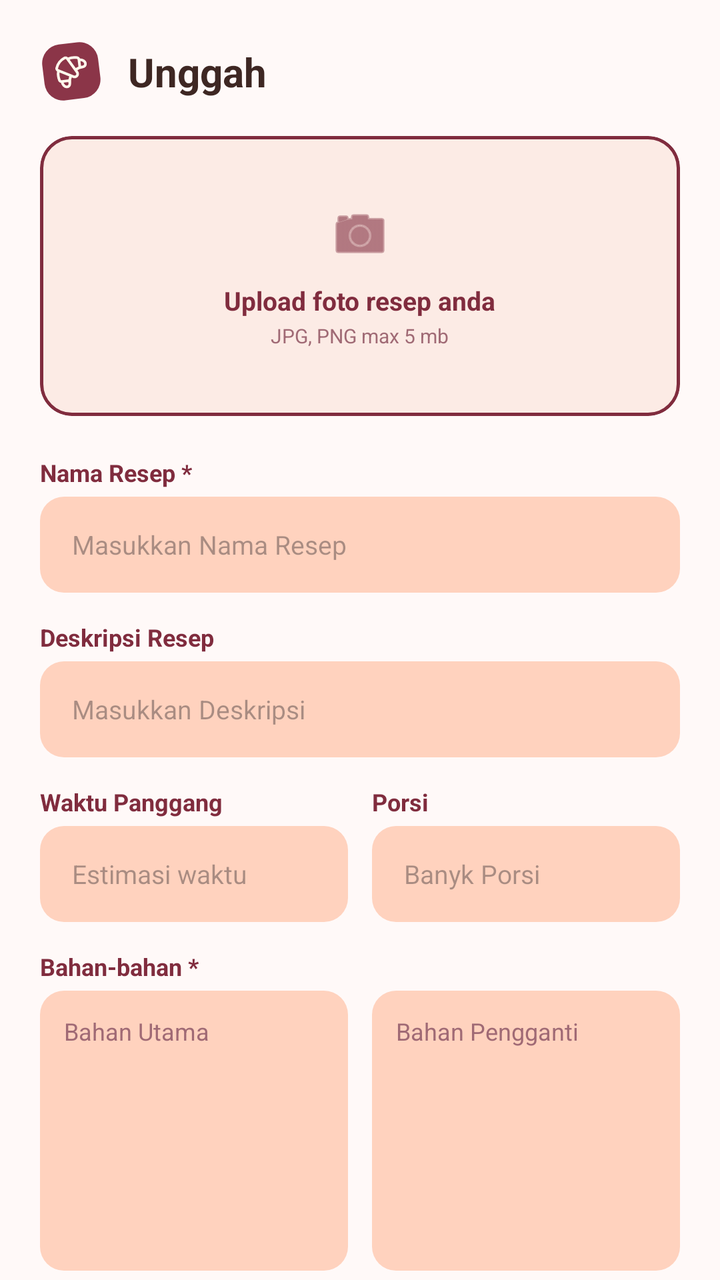
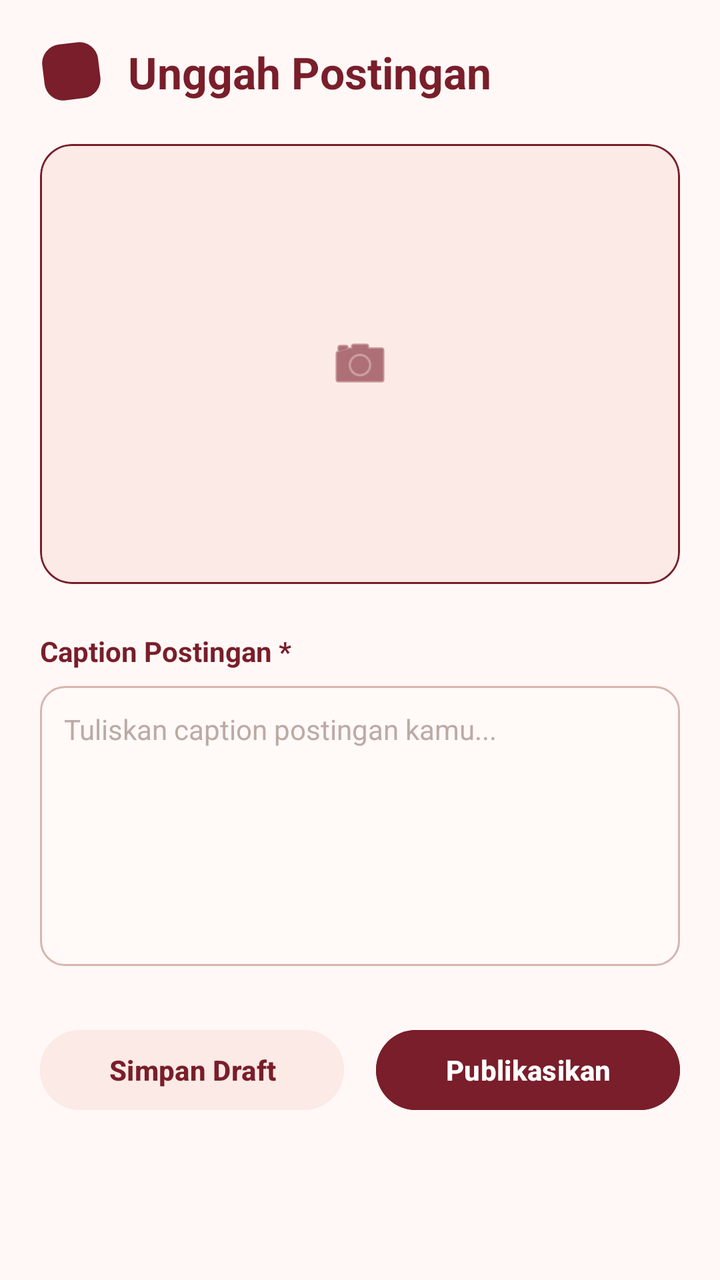

Before-and-after screenshots of an Android layout around one commit, followed by the original layout XML and the change that was made.
<!-- AndroidManifest.xml: application theme Theme.Bakerys -->
<!-- res/layout/fragment_unggah.xml -->
<?xml version="1.0" encoding="utf-8"?>
<androidx.core.widget.NestedScrollView
    xmlns:android="http://schemas.android.com/apk/res/android"
    xmlns:app="http://schemas.android.com/apk/res-auto"
    android:layout_width="match_parent"
    android:layout_height="match_parent"
    android:background="#FFF9F8"
    android:fillViewport="true">

    <LinearLayout
        android:layout_width="match_parent"
        android:layout_height="wrap_content"
        android:orientation="vertical"
        android:padding="20dp"
        android:paddingBottom="40dp">

        
        <LinearLayout
            android:layout_width="match_parent"
            android:layout_height="wrap_content"
            android:gravity="center_vertical"
            android:layout_marginBottom="16dp">

            <ImageView
                android:layout_width="32dp"
                android:layout_height="32dp"
                android:src="@drawable/bakery_mark"
                android:contentDescription="Logo" />

            <TextView
                android:layout_width="wrap_content"
                android:layout_height="wrap_content"
                android:layout_marginStart="12dp"
                android:text="Unggah"
                android:textColor="#3E2723"
                android:textSize="20sp"
                android:textStyle="bold" />
        </LinearLayout>

        
        <com.google.android.material.card.MaterialCardView
            android:layout_width="match_parent"
            android:layout_height="140dp"
            android:layout_marginBottom="20dp"
            app:cardBackgroundColor="#FCEBE5"
            app:cardCornerRadius="16dp"
            app:cardElevation="0dp"
            app:strokeColor="#802C3E"
            app:strokeWidth="1.5dp">

            <LinearLayout
                android:layout_width="match_parent"
                android:layout_height="match_parent"
                android:gravity="center"
                android:orientation="vertical">

                <ImageView
                    android:layout_width="32dp"
                    android:layout_height="32dp"
                    android:src="@android:drawable/ic_menu_camera"
                    app:tint="#802C3E"
                    android:contentDescription="Kamera" />

                <TextView
                    android:layout_width="wrap_content"
                    android:layout_height="wrap_content"
                    android:layout_marginTop="8dp"
                    android:text="Upload foto resep anda"
                    android:textColor="#802C3E"
                    android:textSize="13sp"
                    android:textStyle="bold" />

                <TextView
                    android:layout_width="wrap_content"
                    android:layout_height="wrap_content"
                    android:layout_marginTop="2dp"
                    android:text="JPG, PNG max 5 mb"
                    android:textColor="#A06A75"
                    android:textSize="10sp" />
            </LinearLayout>
        </com.google.android.material.card.MaterialCardView>

        
        <TextView android:text="Nama Resep *" android:textColor="#802C3E" android:textSize="12sp" android:textStyle="bold" android:layout_width="wrap_content" android:layout_height="wrap_content" android:layout_marginBottom="4dp"/>
        <EditText
            android:layout_width="match_parent"
            android:layout_height="48dp"
            android:layout_marginBottom="14dp"
            android:background="@drawable/bg_ffd2be_input"
            android:hint="Masukkan Nama Resep"
            android:paddingHorizontal="16dp"
            android:textColor="#3E2723"
            android:textSize="13sp" />

        
        <TextView android:text="Deskripsi Resep" android:textColor="#802C3E" android:textSize="12sp" android:textStyle="bold" android:layout_width="wrap_content" android:layout_height="wrap_content" android:layout_marginBottom="4dp"/>
        <EditText
            android:layout_width="match_parent"
            android:layout_height="48dp"
            android:layout_marginBottom="14dp"
            android:background="@drawable/bg_ffd2be_input"
            android:hint="Masukkan Deskripsi"
            android:paddingHorizontal="16dp"
            android:textColor="#3E2723"
            android:textSize="13sp" />

        
        <LinearLayout
            android:layout_width="match_parent"
            android:layout_height="wrap_content"
            android:layout_marginBottom="14dp"
            android:orientation="horizontal">

            <LinearLayout
                android:layout_width="0dp"
                android:layout_height="wrap_content"
                android:layout_weight="1"
                android:orientation="vertical">
                <TextView android:text="Waktu Panggang" android:textColor="#802C3E" android:textSize="12sp" android:textStyle="bold" android:layout_width="wrap_content" android:layout_height="wrap_content" android:layout_marginBottom="4dp"/>
                <EditText
                    android:layout_width="match_parent"
                    android:layout_height="48dp"
                    android:background="@drawable/bg_ffd2be_input"
                    android:hint="Estimasi waktu"
                    android:paddingHorizontal="16dp"
                    android:textColor="#3E2723"
                    android:textSize="13sp" />
            </LinearLayout>

            <LinearLayout
                android:layout_width="0dp"
                android:layout_height="wrap_content"
                android:layout_weight="1"
                android:layout_marginStart="12dp"
                android:orientation="vertical">
                <TextView android:text="Porsi" android:textColor="#802C3E" android:textSize="12sp" android:textStyle="bold" android:layout_width="wrap_content" android:layout_height="wrap_content" android:layout_marginBottom="4dp"/>
                <EditText
                    android:layout_width="match_parent"
                    android:layout_height="48dp"
                    android:background="@drawable/bg_ffd2be_input"
                    android:hint="Banyk Porsi"
                    android:paddingHorizontal="16dp"
                    android:textColor="#3E2723"
                    android:textSize="13sp" />
            </LinearLayout>
        </LinearLayout>

        
        <TextView android:text="Bahan-bahan *" android:textColor="#802C3E" android:textSize="12sp" android:textStyle="bold" android:layout_width="wrap_content" android:layout_height="wrap_content" android:layout_marginBottom="4dp"/>

        <LinearLayout
            android:layout_width="match_parent"
            android:layout_height="wrap_content"
            android:layout_marginBottom="14dp"
            android:orientation="horizontal">

            
            <EditText
                android:layout_width="0dp"
                android:layout_height="140dp"
                android:layout_weight="1"
                android:background="@drawable/bg_ffd2be_input"
                android:gravity="top|start"
                android:hint="Bahan Utama"
                android:padding="12dp"
                android:textColor="#3E2723"
                android:textColorHint="#A06A75"
                android:textSize="12sp" />

            
            <EditText
                android:layout_width="0dp"
                android:layout_height="140dp"
                android:layout_weight="1"
                android:layout_marginStart="12dp"
                android:background="@drawable/bg_ffd2be_input"
                android:gravity="top|start"
                android:hint="Bahan Pengganti"
                android:padding="12dp"
                android:textColor="#3E2723"
                android:textColorHint="#A06A75"
                android:textSize="12sp" />
        </LinearLayout>

        
        <TextView android:text="Langkah Memasak *" android:textColor="#802C3E" android:textSize="12sp" android:textStyle="bold" android:layout_width="wrap_content" android:layout_height="wrap_content" android:layout_marginBottom="4dp"/>
        <EditText
            android:layout_width="match_parent"
            android:layout_height="180dp"
            android:layout_marginBottom="24dp"
            android:background="@drawable/bg_ffd2be_input"
            android:gravity="top|start"
            android:hint="Tulis Langkah Membuat"
            android:padding="12dp"
            android:textColor="#3E2723"
            android:textSize="13sp" />

        
        <LinearLayout
            android:layout_width="match_parent"
            android:layout_height="wrap_content"
            android:orientation="horizontal">

            <com.google.android.material.button.MaterialButton
                android:id="@+id/btnPublikasikan"
                android:layout_width="0dp"
                android:layout_height="50dp"
                android:layout_weight="1"
                android:backgroundTint="#802C3E"
                android:text="Publikasikan Resep"
                android:textAllCaps="false"
                android:textColor="#FFF9F8"
                android:textSize="12sp"
                app:cornerRadius="16dp" />

            <com.google.android.material.button.MaterialButton
                android:id="@+id/btnSimpanDraft"
                style="@style/Widget.Material3.Button.OutlinedButton"
                android:layout_width="0dp"
                android:layout_height="50dp"
                android:layout_weight="1"
                android:layout_marginStart="12dp"
                android:backgroundTint="#802C3E"
                android:text="Simpan Sebagai Draft"
                android:textAllCaps="false"
                android:textColor="#FFF9F8"
                android:textSize="12sp"
                app:cornerRadius="16dp" />
        </LinearLayout>

    </LinearLayout>
</androidx.core.widget.NestedScrollView>
<!-- resources referenced by this layout -->
<resources>
  <!-- drawable bakery_mark: vector/xml drawable (drawable, 2098 chars, omitted) -->
  <!-- drawable bg_ffd2be_input (drawable) -->
  <?xml version="1.0" encoding="utf-8"?>
  <shape xmlns:android="http://schemas.android.com/apk/res/android"
      android:shape="rectangle">
      <solid android:color="#FFD2BE" />
      <corners android:radius="12dp" />
  </shape>
  <style name="Theme.Bakerys" parent="Base.Theme.Bakerys" />
  <style name="Base.Theme.Bakerys" parent="Theme.Material3.DayNight.NoActionBar">
          
          
  
          
          <item name="android:statusBarColor">@android:color/transparent</item>
          <item name="android:navigationBarColor">@android:color/transparent</item>
          <item name="android:windowLightStatusBar">true</item>
      </style>
</resources>

<!-- the commit's change to res/layout/fragment_unggah.xml (unified diff, before → after) -->
@@ -1,232 +1,116 @@
 <?xml version="1.0" encoding="utf-8"?>
-<androidx.core.widget.NestedScrollView
-    xmlns:android="http://schemas.android.com/apk/res/android"
+<ScrollView xmlns:android="http://schemas.android.com/apk/res/android"
     xmlns:app="http://schemas.android.com/apk/res-auto"
     android:layout_width="match_parent"
     android:layout_height="match_parent"
-    android:background="#FFF9F8"
+    android:background="#FFF8F6"
     android:fillViewport="true">
 
     <LinearLayout
         android:layout_width="match_parent"
         android:layout_height="wrap_content"
         android:orientation="vertical"
-        android:padding="20dp"
-        android:paddingBottom="40dp">
+        android:padding="20dp">
 
         
         <LinearLayout
             android:layout_width="match_parent"
             android:layout_height="wrap_content"
             android:gravity="center_vertical"
-            android:layout_marginBottom="16dp">
+            android:orientation="horizontal"
+            android:layout_marginBottom="20dp">
 
             <ImageView
                 android:layout_width="32dp"
                 android:layout_height="32dp"
                 android:src="@drawable/bakery_mark"
-                android:contentDescription="Logo" />
+                app:tint="#791E2A" />
 
             <TextView
                 android:layout_width="wrap_content"
                 android:layout_height="wrap_content"
                 android:layout_marginStart="12dp"
-                android:text="Unggah"
-                android:textColor="#3E2723"
-                android:textSize="20sp"
+                android:text="Unggah Postingan"
+                android:textColor="#791E2A"
+                android:textSize="22sp"
                 android:textStyle="bold" />
         </LinearLayout>
 
         
         <com.google.android.material.card.MaterialCardView
+            android:id="@+id/btnUploadFoto"
             android:layout_width="match_parent"
-            android:layout_height="140dp"
-            android:layout_marginBottom="20dp"
-            app:cardBackgroundColor="#FCEBE5"
+            android:layout_height="220dp"
+            android:layout_marginBottom="24dp"
+            app:cardBackgroundColor="#FCEAE6"
             app:cardCornerRadius="16dp"
-            app:cardElevation="0dp"
-            app:strokeColor="#802C3E"
-            app:strokeWidth="1.5dp">
+            app:strokeColor="#791E2A"
+            app:strokeWidth="1dp">
 
-            <LinearLayout
+            <ImageView
+                android:id="@+id/ivPreviewFoto"
                 android:layout_width="match_parent"
                 android:layout_height="match_parent"
-                android:gravity="center"
-                android:orientation="vertical">
-
-                <ImageView
-                    android:layout_width="32dp"
-                    android:layout_height="32dp"
-                    android:src="@android:drawable/ic_menu_camera"
-                    app:tint="#802C3E"
-                    android:contentDescription="Kamera" />
-
-                <TextView
-                    android:layout_width="wrap_content"
-                    android:layout_height="wrap_content"
-                    android:layout_marginTop="8dp"
-                    android:text="Upload foto resep anda"
-                    android:textColor="#802C3E"
-                    android:textSize="13sp"
-                    android:textStyle="bold" />
-
-                <TextView
-                    android:layout_width="wrap_content"
-                    android:layout_height="wrap_content"
-                    android:layout_marginTop="2dp"
-                    android:text="JPG, PNG max 5 mb"
-                    android:textColor="#A06A75"
-                    android:textSize="10sp" />
-            </LinearLayout>
+                android:scaleType="center"
+                android:src="@android:drawable/ic_menu_camera"
+                app:tint="#791E2A" />
         </com.google.android.material.card.MaterialCardView>
 
         
-        <TextView android:text="Nama Resep *" android:textColor="#802C3E" android:textSize="12sp" android:textStyle="bold" android:layout_width="wrap_content" android:layout_height="wrap_content" android:layout_marginBottom="4dp"/>
-        <EditText
-            android:layout_width="match_parent"
-            android:layout_height="48dp"
-            android:layout_marginBottom="14dp"
-            android:background="@drawable/bg_ffd2be_input"
-            android:hint="Masukkan Nama Resep"
-            android:paddingHorizontal="16dp"
-            android:textColor="#3E2723"
-            android:textSize="13sp" />
+        <TextView
+            android:layout_width="wrap_content"
+            android:layout_height="wrap_content"
+            android:text="Caption Postingan *"
+            android:textColor="#791E2A"
+            android:textSize="14sp"
+            android:textStyle="bold"
+            android:layout_marginBottom="8dp" />
 
         
-        <TextView android:text="Deskripsi Resep" android:textColor="#802C3E" android:textSize="12sp" android:textStyle="bold" android:layout_width="wrap_content" android:layout_height="wrap_content" android:layout_marginBottom="4dp"/>
         <EditText
+            android:id="@+id/etCaption"
             android:layout_width="match_parent"
-            android:layout_height="48dp"
-            android:layout_marginBottom="14dp"
-            android:background="@drawable/bg_ffd2be_input"
-            android:hint="Masukkan Deskripsi"
-            android:paddingHorizontal="16dp"
+            android:layout_height="140dp"
+            android:background="@drawable/bg_input_field"
+            android:gravity="top|start"
+            android:hint="Tuliskan caption postingan kamu..."
+            android:inputType="textMultiLine"
+            android:padding="12dp"
             android:textColor="#3E2723"
-            android:textSize="13sp" />
+            android:textColorHint="#BCAAA4"
+            android:textSize="14sp" />
 
         
         <LinearLayout
             android:layout_width="match_parent"
             android:layout_height="wrap_content"
-            android:layout_marginBottom="14dp"
+            android:layout_marginTop="28dp"
             android:orientation="horizontal">
 
-            <LinearLayout
+            <Button
+                android:id="@+id/btnSimpanDraft"
                 android:layout_width="0dp"
-                android:layout_height="wrap_content"
+                android:layout_height="48dp"
+                android:layout_marginEnd="8dp"
                 android:layout_weight="1"
-                android:orientation="vertical">
-                <TextView android:text="Waktu Panggang" android:textColor="#802C3E" android:textSize="12sp" android:textStyle="bold" android:layout_width="wrap_content" android:layout_height="wrap_content" android:layout_marginBottom="4dp"/>
-                <EditText
-                    android:layout_width="match_parent"
-                    android:layout_height="48dp"
-                    android:background="@drawable/bg_ffd2be_input"
-                    android:hint="Estimasi waktu"
-                    android:paddingHorizontal="16dp"
-                    android:textColor="#3E2723"
-                    android:textSize="13sp" />
-            </LinearLayout>
+                android:backgroundTint="#FCEAE6"
+                android:text="Simpan Draft"
+                android:textColor="#791E2A"
+                android:textStyle="bold"
+                app:cornerRadius="24dp" />
 
-            <LinearLayout
-                android:layout_width="0dp"
-                android:layout_height="wrap_content"
-                android:layout_weight="1"
-                android:layout_marginStart="12dp"
-                android:orientation="vertical">
-                <TextView android:text="Porsi" android:textColor="#802C3E" android:textSize="12sp" android:textStyle="bold" android:layout_width="wrap_content" android:layout_height="wrap_content" android:layout_marginBottom="4dp"/>
-                <EditText
-                    android:layout_width="match_parent"
-                    android:layout_height="48dp"
-                    android:background="@drawable/bg_ffd2be_input"
-                    android:hint="Banyk Porsi"
-                    android:paddingHorizontal="16dp"
-                    android:textColor="#3E2723"
-                    android:textSize="13sp" />
-            </LinearLayout>
-        </LinearLayout>
-
-        
-        <TextView android:text="Bahan-bahan *" android:textColor="#802C3E" android:textSize="12sp" android:textStyle="bold" android:layout_width="wrap_content" android:layout_height="wrap_content" android:layout_marginBottom="4dp"/>
-
-        <LinearLayout
-            android:layout_width="match_parent"
-            android:layout_height="wrap_content"
-            android:layout_marginBottom="14dp"
-            android:orientation="horizontal">
-
-            
-            <EditText
-                android:layout_width="0dp"
-                android:layout_height="140dp"
-                android:layout_weight="1"
-                android:background="@drawable/bg_ffd2be_input"
-                android:gravity="top|start"
-                android:hint="Bahan Utama"
-                android:padding="12dp"
-                android:textColor="#3E2723"
-                android:textColorHint="#A06A75"
-                android:textSize="12sp" />
-
-            
-            <EditText
-                android:layout_width="0dp"
-                android:layout_height="140dp"
-                android:layout_weight="1"
-                android:layout_marginStart="12dp"
-                android:background="@drawable/bg_ffd2be_input"
-                android:gravity="top|start"
-                android:hint="Bahan Pengganti"
-                android:padding="12dp"
-                android:textColor="#3E2723"
-                android:textColorHint="#A06A75"
-                android:textSize="12sp" />
-        </LinearLayout>
-
-        
-        <TextView android:text="Langkah Memasak *" android:textColor="#802C3E" android:textSize="12sp" android:textStyle="bold" android:layout_width="wrap_content" android:layout_height="wrap_content" android:layout_marginBottom="4dp"/>
-        <EditText
-            android:layout_width="match_parent"
-            android:layout_height="180dp"
-            android:layout_marginBottom="24dp"
-            android:background="@drawable/bg_ffd2be_input"
-            android:gravity="top|start"
-            android:hint="Tulis Langkah Membuat"
-            android:padding="12dp"
-            android:textColor="#3E2723"
-            android:textSize="13sp" />
-
-        
-        <LinearLayout
-            android:layout_width="match_parent"
-            android:layout_height="wrap_content"
-            android:orientation="horizontal">
-
-            <com.google.android.material.button.MaterialButton
+            <Button
                 android:id="@+id/btnPublikasikan"
                 android:layout_width="0dp"
-                android:layout_height="50dp"
+                android:layout_height="48dp"
+                android:layout_marginStart="8dp"
                 android:layout_weight="1"
-                android:backgroundTint="#802C3E"
-                android:text="Publikasikan Resep"
-                android:textAllCaps="false"
-                android:textColor="#FFF9F8"
-                android:textSize="12sp"
-                app:cornerRadius="16dp" />
-
-            <com.google.android.material.button.MaterialButton
-                android:id="@+id/btnSimpanDraft"
-                style="@style/Widget.Material3.Button.OutlinedButton"
-                android:layout_width="0dp"
-                android:layout_height="50dp"
-                android:layout_weight="1"
-                android:layout_marginStart="12dp"
-                android:backgroundTint="#802C3E"
-                android:text="Simpan Sebagai Draft"
-                android:textAllCaps="false"
-                android:textColor="#FFF9F8"
-                android:textSize="12sp"
-                app:cornerRadius="16dp" />
+                android:backgroundTint="#791E2A"
+                android:text="Publikasikan"
+                android:textColor="#FFFFFF"
+                android:textStyle="bold"
+                app:cornerRadius="24dp" />
         </LinearLayout>
 
     </LinearLayout>
-</androidx.core.widget.NestedScrollView>
+</ScrollView>
<!-- resource entries referenced after the edit -->
@@ -1,12 +1,15 @@
 <!-- resources referenced by this layout -->
 <resources>
   <!-- drawable bakery_mark: vector/xml drawable (drawable, 2098 chars, omitted) -->
-  <!-- drawable bg_ffd2be_input (drawable) -->
+  <!-- drawable bg_input_field (drawable) -->
   <?xml version="1.0" encoding="utf-8"?>
   <shape xmlns:android="http://schemas.android.com/apk/res/android"
       android:shape="rectangle">
-      <solid android:color="#FFD2BE" />
+      <solid android:color="#FFF9F8" />
       <corners android:radius="12dp" />
+      <stroke
+          android:width="1dp"
+          android:color="#D7B5AE" />
   </shape>
   <style name="Theme.Bakerys" parent="Base.Theme.Bakerys" />
   <style name="Base.Theme.Bakerys" parent="Theme.Material3.DayNight.NoActionBar">
